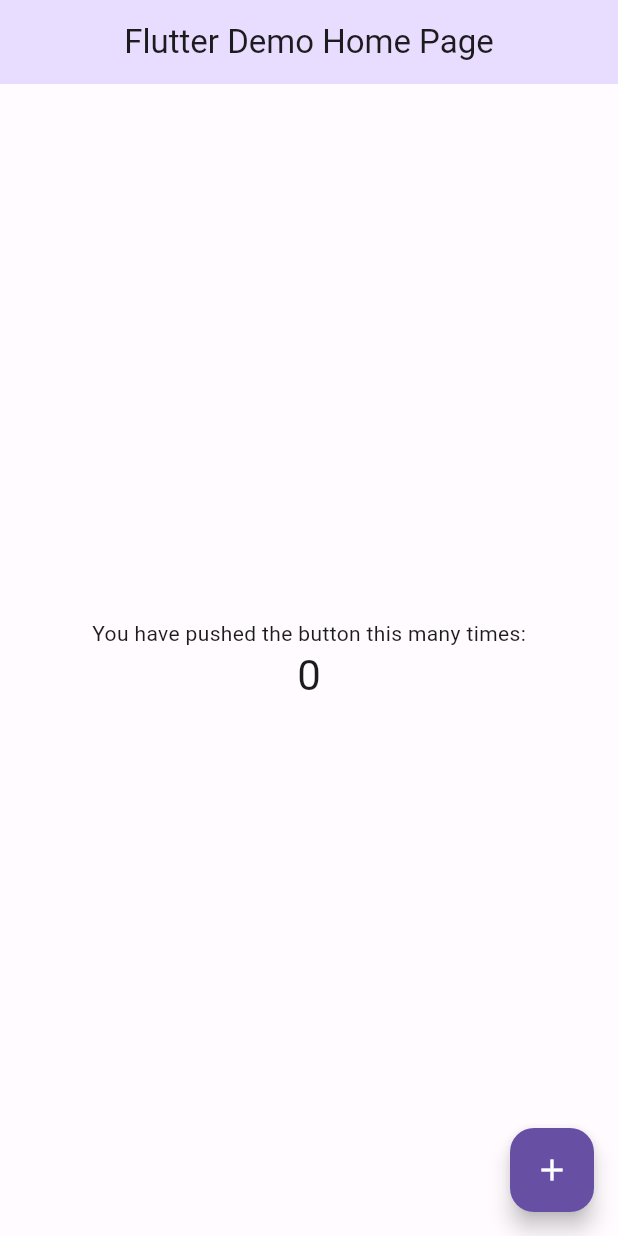
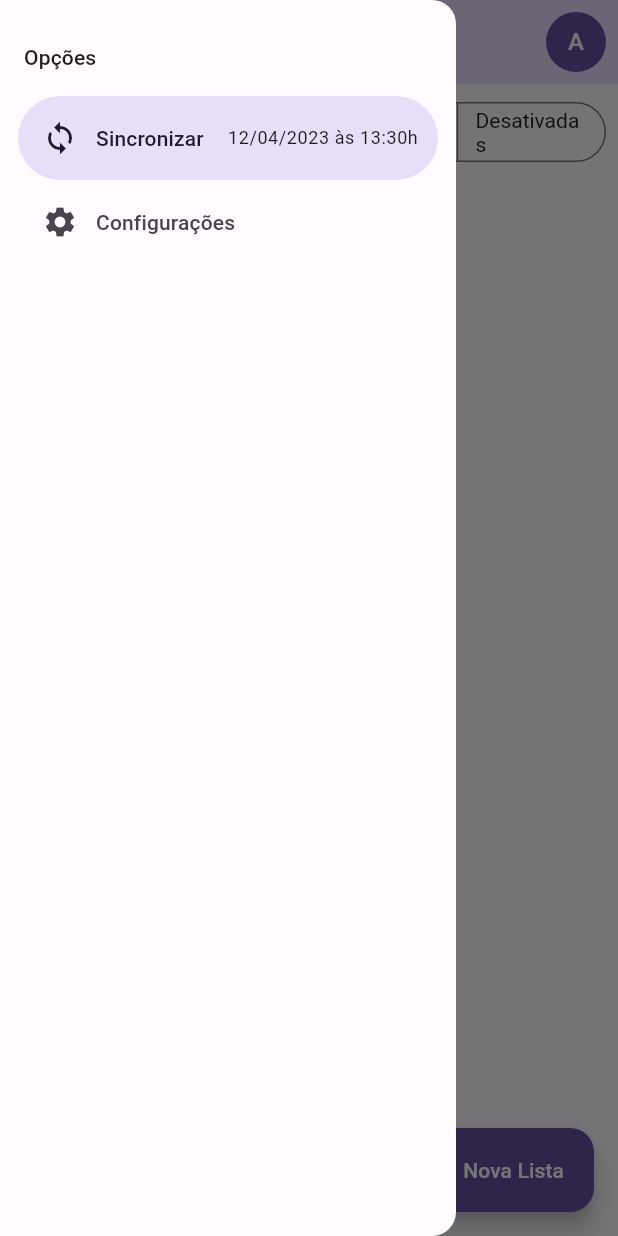
Before and after one commit to dtodt/listinha, a Flutter app: the screen it shows after launch, with the side drawer open (before the commit the screen has no drawer), on a phone screen of 412 x 824 dp. Run offline on Flutter 3.47's test engine with Material 2 defaults, Android fonts, the phone set to English and light mode, and no system bars.

Commit message:
chore: lesson 3 - home page

```diff
--- a/app/lib/main.dart
+++ b/app/lib/main.dart
@@ -5,88 +5,3 @@ import 'package:listinha/src/shared/app_widget.dart';
 void main() {
   runApp(const AppWidget());
 }
-
-class MyHomePage extends StatefulWidget {
-  const MyHomePage({super.key, required this.title});
-
-  // This widget is the home page of your application. It is stateful, meaning
-  // that it has a State object (defined below) that contains fields that affect
-  // how it looks.
-
-  // This class is the configuration for the state. It holds the values (in this
-  // case the title) provided by the parent (in this case the App widget) and
-  // used by the build method of the State. Fields in a Widget subclass are
-  // always marked "final".
-
-  final String title;
-
-  @override
-  State<MyHomePage> createState() => _MyHomePageState();
-}
-
-class _MyHomePageState extends State<MyHomePage> {
-  int _counter = 0;
-
-  void _incrementCounter() {
-    setState(() {
-      // This call to setState tells the Flutter framework that something has
-      // changed in this State, which causes it to rerun the build method below
-      // so that the display can reflect the updated values. If we changed
-      // _counter without calling setState(), then the build method would not be
-      // called again, and so nothing would appear to happen.
-      _counter++;
-    });
-  }
-
-  @override
-  Widget build(BuildContext context) {
-    // This method is rerun every time setState is called, for instance as done
-    // by the _incrementCounter method above.
-    //
-    // The Flutter framework has been optimized to make rerunning build methods
-    // fast, so that you can just rebuild anything that needs updating rather
-    // than having to individually change instances of widgets.
-    return Scaffold(
-      appBar: AppBar(
-        // Here we take the value from the MyHomePage object that was created by
-        // the App.build method, and use it to set our appbar title.
-        title: Text(widget.title),
-      ),
-      body: Center(
-        // Center is a layout widget. It takes a single child and positions it
-        // in the middle of the parent.
-        child: Column(
-          // Column is also a layout widget. It takes a list of children and
-          // arranges them vertically. By default, it sizes itself to fit its
-          // children horizontally, and tries to be as tall as its parent.
-          //
-          // Invoke "debug painting" (press "p" in the console, choose the
-          // "Toggle Debug Paint" action from the Flutter Inspector in Android
-          // Studio, or the "Toggle Debug Paint" command in Visual Studio Code)
-          // to see the wireframe for each widget.
-          //
-          // Column has various properties to control how it sizes itself and
-          // how it positions its children. Here we use mainAxisAlignment to
-          // center the children vertically; the main axis here is the vertical
-          // axis because Columns are vertical (the cross axis would be
-          // horizontal).
-          mainAxisAlignment: MainAxisAlignment.center,
-          children: <Widget>[
-            const Text(
-              'You have pushed the button this many times:',
-            ),
-            Text(
-              '$_counter',
-              style: Theme.of(context).textTheme.headlineMedium,
-            ),
-          ],
-        ),
-      ),
-      floatingActionButton: FloatingActionButton(
-        onPressed: _incrementCounter,
-        tooltip: 'Increment',
-        child: const Icon(Icons.add),
-      ), // This trailing comma makes auto-formatting nicer for build methods.
-    );
-  }
-}
--- /dev/null
+++ b/app/lib/src/home/home_page.dart
@@ -0,0 +1,54 @@
+import 'package:flutter/material.dart';
+
+import 'package:listinha/src/shared/widgets/user_image_button.dart';
+
+import 'widgets/custom_drawer.dart';
+
+class HomePage extends StatefulWidget {
+  const HomePage({super.key});
+
+  @override
+  State<HomePage> createState() => _HomePageState();
+}
+
+class _HomePageState extends State<HomePage> {
+  @override
+  Widget build(BuildContext context) {
+    return Scaffold(
+      appBar: AppBar(
+        actions: const [
+          Padding(
+            padding: EdgeInsets.only(right: 8),
+            child: UserImageButton(),
+          )
+        ],
+        title: const Text('LISTINHA'),
+      ),
+      body: Center(
+        child: Column(
+          children: [
+            Padding(
+              padding: const EdgeInsets.all(8),
+              child: SegmentedButton<int>(
+                segments: const [
+                  ButtonSegment(value: 0, label: Text('Todos')),
+                  ButtonSegment(value: 1, label: Text('Pendentes')),
+                  ButtonSegment(value: 2, label: Text('Concluídas')),
+                  ButtonSegment(value: 3, label: Text('Desativadas')),
+                ],
+                selected: const {0},
+                onSelectionChanged: (values) {},
+              ),
+            ),
+          ],
+        ),
+      ),
+      drawer: const CustomDrawer(),
+      floatingActionButton: FloatingActionButton.extended(
+        icon: const Icon(Icons.edit),
+        label: const Text('Nova Lista'),
+        onPressed: () {},
+      ),
+    );
+  }
+}
--- /dev/null
+++ b/app/lib/src/home/widgets/custom_drawer.dart
@@ -0,0 +1,45 @@
+import 'package:flutter/material.dart';
+
+class CustomDrawer extends StatelessWidget {
+  const CustomDrawer({
+    super.key,
+  });
+
+  @override
+  Widget build(BuildContext context) {
+    return NavigationDrawer(
+      children: [
+        Padding(
+          padding: const EdgeInsets.only(
+            bottom: 16,
+            left: 16,
+            right: 16,
+            top: 28,
+          ),
+          child: Text(
+            'Opções',
+            style: Theme.of(context).textTheme.titleSmall,
+          ),
+        ),
+        NavigationDrawerDestination(
+          icon: const Icon(Icons.sync),
+          label: Row(
+            mainAxisAlignment: MainAxisAlignment.spaceBetween,
+            children: [
+              const Text('Sincronizar'),
+              const SizedBox(width: 16),
+              Text(
+                '12/04/2023 às 13:30h',
+                style: Theme.of(context).textTheme.bodySmall,
+              ),
+            ],
+          ),
+        ),
+        const NavigationDrawerDestination(
+          icon: Icon(Icons.settings),
+          label: Text('Configurações'),
+        ),
+      ],
+    );
+  }
+}
--- a/app/lib/src/shared/app_widget.dart
+++ b/app/lib/src/shared/app_widget.dart
@@ -1,5 +1,5 @@
 import 'package:flutter/material.dart';
-import 'package:listinha/main.dart';
+import 'package:listinha/src/home/home_page.dart';
 
 import 'themes/themes.dart';
 
@@ -13,7 +13,8 @@ class AppWidget extends StatelessWidget {
       title: 'Listinha',
       theme: lightTheme,
       darkTheme: darkTheme,
-      home: const MyHomePage(title: 'Flutter Demo Home Page'),
+      themeMode: ThemeMode.light,
+      home: const HomePage(),
     );
   }
 }
--- a/app/lib/src/shared/themes/themes.dart
+++ b/app/lib/src/shared/themes/themes.dart
@@ -9,6 +9,7 @@ ThemeData get darkTheme => ThemeData(
         centerTitle: true,
         backgroundColor: _darkColorScheme.primaryContainer,
       ),
+      segmentedButtonTheme: _segmentedButtonTheme,
     );
 
 ThemeData get lightTheme => ThemeData(
@@ -22,4 +23,15 @@ ThemeData get lightTheme => ThemeData(
         backgroundColor: _lightColorScheme.primary,
         foregroundColor: _lightColorScheme.onPrimary,
       ),
+      segmentedButtonTheme: _segmentedButtonTheme,
     );
+
+SegmentedButtonThemeData get _segmentedButtonTheme => SegmentedButtonThemeData(
+      style: ButtonStyle(
+        textStyle: MaterialStateProperty.resolveWith(
+          (states) => const TextStyle(
+            fontSize: 14,
+          ),
+        ),
+      ),
+    );
--- /dev/null
+++ b/app/lib/src/shared/widgets/user_image_button.dart
@@ -0,0 +1,18 @@
+import 'package:flutter/material.dart';
+
+class UserImageButton extends StatelessWidget {
+  const UserImageButton({
+    super.key,
+  });
+
+  @override
+  Widget build(BuildContext context) {
+    return GestureDetector(
+      child: CircleAvatar(
+        backgroundColor: Theme.of(context).primaryColor,
+        foregroundColor: Colors.white,
+        child: const Text('A'),
+      ),
+    );
+  }
+}
```
